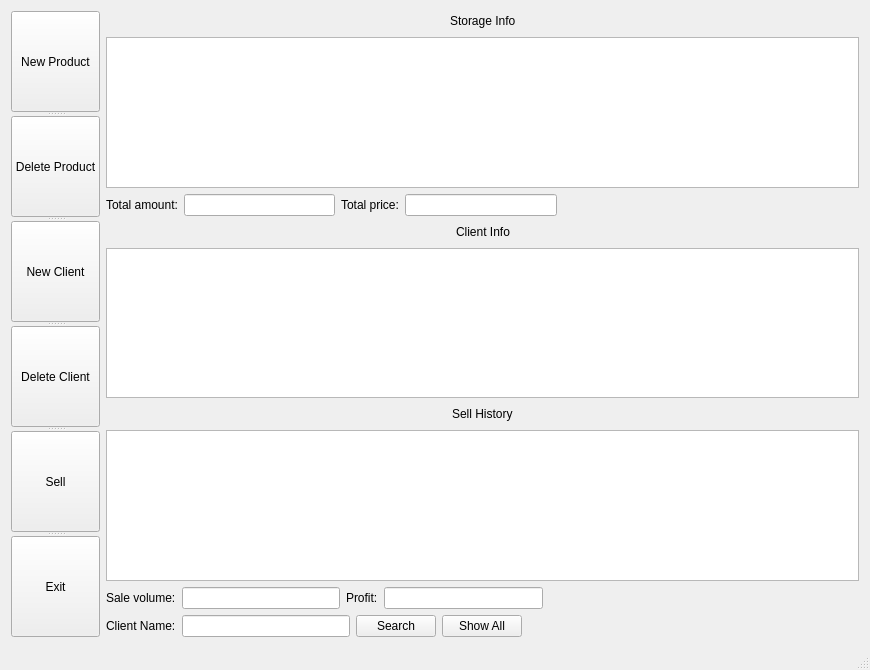
Old version of the form warehousemanager.ui in the repository eveningwyn/SQL-Server-DataBase.
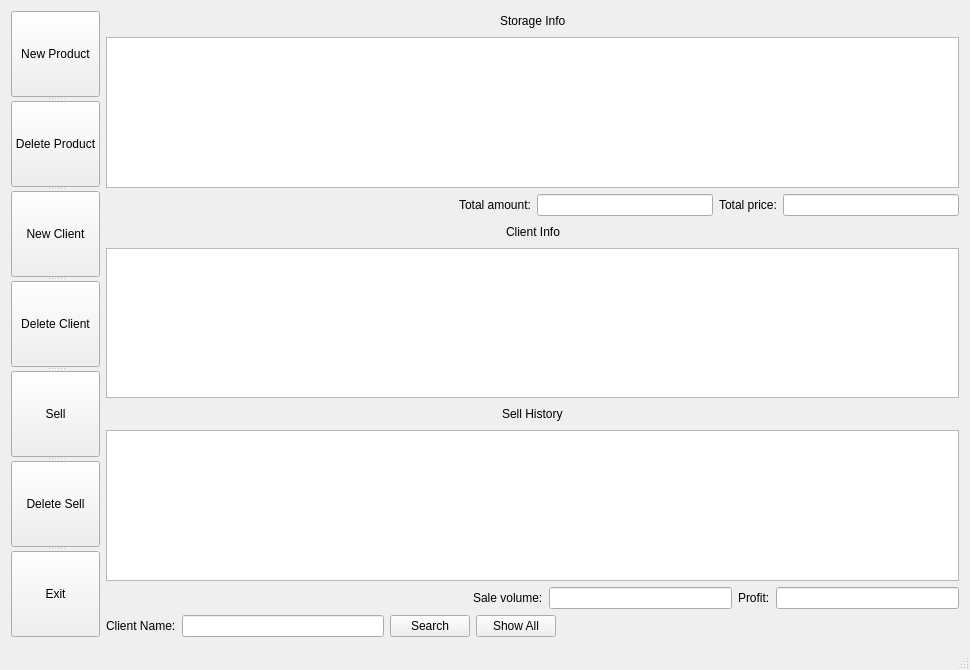
New version of the form.

Commit message: 1. add product info UI 2. add client info UI 3. add sell info UI 4. update login UI 5. update code

```diff
--- a/warehousemanager.ui
+++ b/warehousemanager.ui
@@ -6,7 +6,7 @@
    <rect>
     <x>0</x>
     <y>0</y>
-    <width>870</width>
+    <width>970</width>
     <height>670</height>
    </rect>
   </property>
@@ -45,6 +45,11 @@
         <string>Sell</string>
        </property>
       </widget>
+      <widget class="QPushButton" name="deletHistoryBtn">
+       <property name="text">
+        <string>Delete Sell</string>
+       </property>
+      </widget>
       <widget class="QPushButton" name="exitBtn">
        <property name="text">
         <string>Exit</string>
@@ -98,6 +103,32 @@
     </item>
     <item row="1" column="1">
      <layout class="QHBoxLayout" name="horizontalLayout_2">
+      <item>
+       <spacer name="horizontalSpacer_6">
+        <property name="orientation">
+         <enum>Qt::Horizontal</enum>
+        </property>
+        <property name="sizeHint" stdset="0">
+         <size>
+          <width>40</width>
+          <height>20</height>
+         </size>
+        </property>
+       </spacer>
+      </item>
+      <item>
+       <spacer name="horizontalSpacer_3">
+        <property name="orientation">
+         <enum>Qt::Horizontal</enum>
+        </property>
+        <property name="sizeHint" stdset="0">
+         <size>
+          <width>40</width>
+          <height>20</height>
+         </size>
+        </property>
+       </spacer>
+      </item>
       <item>
        <widget class="QLabel" name="totalAmountLabel">
         <property name="text">
@@ -126,32 +157,6 @@
         </property>
        </widget>
       </item>
-      <item>
-       <spacer name="horizontalSpacer_6">
-        <property name="orientation">
-         <enum>Qt::Horizontal</enum>
-        </property>
-        <property name="sizeHint" stdset="0">
-         <size>
-          <width>40</width>
-          <height>20</height>
-         </size>
-        </property>
-       </spacer>
-      </item>
-      <item>
-       <spacer name="horizontalSpacer_3">
-        <property name="orientation">
-         <enum>Qt::Horizontal</enum>
-        </property>
-        <property name="sizeHint" stdset="0">
-         <size>
-          <width>40</width>
-          <height>20</height>
-         </size>
-        </property>
-       </spacer>
-      </item>
      </layout>
     </item>
     <item row="2" column="1">
@@ -244,6 +249,32 @@
     </item>
     <item row="4" column="1">
      <layout class="QHBoxLayout" name="horizontalLayout_3">
+      <item>
+       <spacer name="horizontalSpacer_5">
+        <property name="orientation">
+         <enum>Qt::Horizontal</enum>
+        </property>
+        <property name="sizeHint" stdset="0">
+         <size>
+          <width>40</width>
+          <height>20</height>
+         </size>
+        </property>
+       </spacer>
+      </item>
+      <item>
+       <spacer name="horizontalSpacer_4">
+        <property name="orientation">
+         <enum>Qt::Horizontal</enum>
+        </property>
+        <property name="sizeHint" stdset="0">
+         <size>
+          <width>40</width>
+          <height>20</height>
+         </size>
+        </property>
+       </spacer>
+      </item>
       <item>
        <widget class="QLabel" name="saleVolumeLabel">
         <property name="text">
@@ -272,32 +303,6 @@
         </property>
        </widget>
       </item>
-      <item>
-       <spacer name="horizontalSpacer_5">
-        <property name="orientation">
-         <enum>Qt::Horizontal</enum>
-        </property>
-        <property name="sizeHint" stdset="0">
-         <size>
-          <width>40</width>
-          <height>20</height>
-         </size>
-        </property>
-       </spacer>
-      </item>
-      <item>
-       <spacer name="horizontalSpacer_4">
-        <property name="orientation">
-         <enum>Qt::Horizontal</enum>
-        </property>
-        <property name="sizeHint" stdset="0">
-         <size>
-          <width>40</width>
-          <height>20</height>
-         </size>
-        </property>
-       </spacer>
-      </item>
      </layout>
     </item>
     <item row="5" column="1">
```
Left out of the diff: 4 changed lines with no effect on the pictures. The commit also changes 17 other files.
